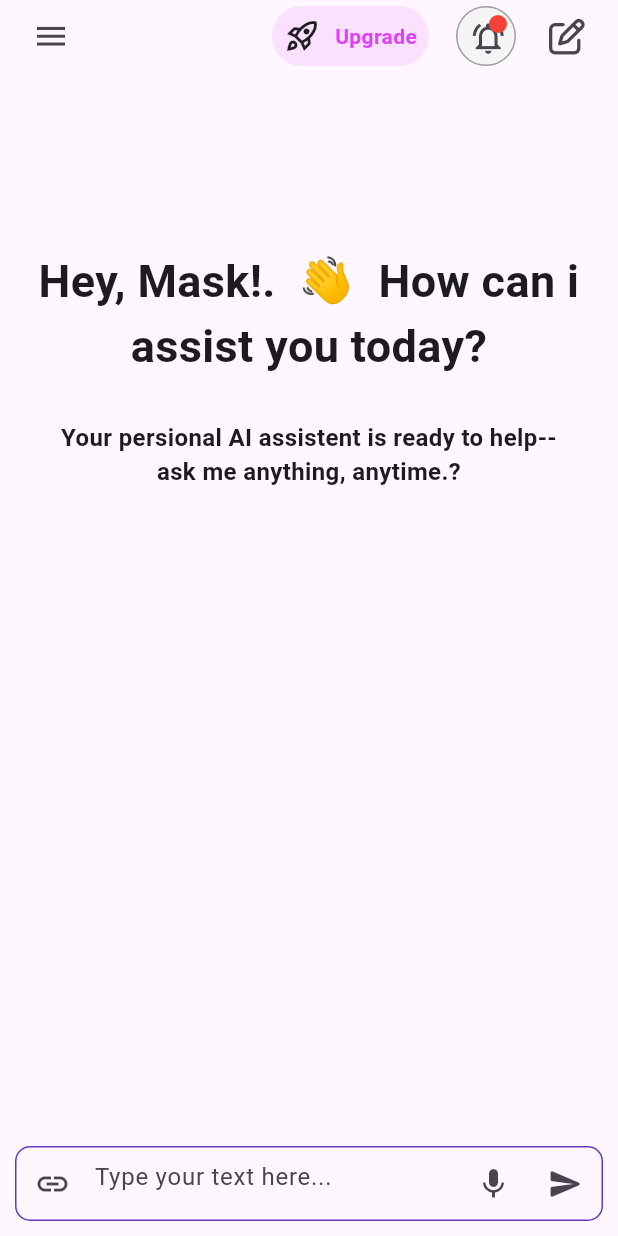
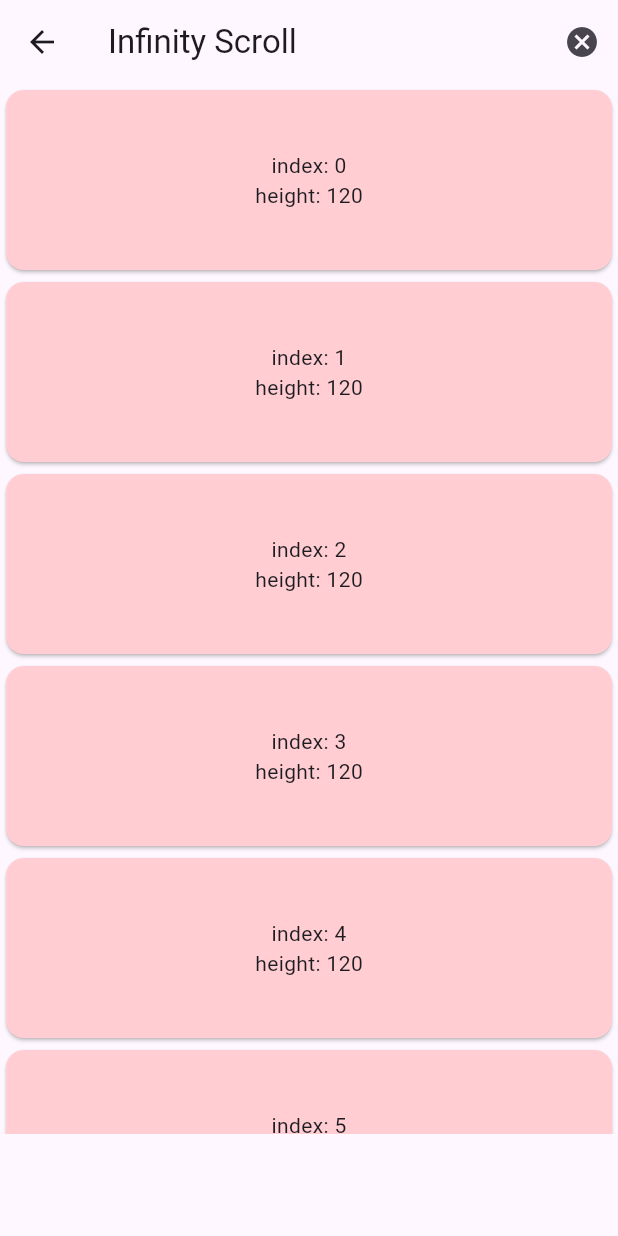
Before and after one commit to romjanali01673/ai-application, a Flutter app: the HelloScreen screen opened directly, after a tap on the "notifications active" icon, on a phone screen of 412 x 824 dp. Run offline on Flutter 3.47's test engine with Material 3 defaults, Android fonts, the phone set to English and light mode, and no system bars; our stand-ins replace cherry_toast, dio, font_awesome_flutter, get, shared_preferences; accounts and stored records are empty; network calls fail.

Commit message:
try to implement infinity Scroll view

```diff
--- a/lib/data/datasources/local/authentication_data.dart
+++ b/lib/data/datasources/local/authentication_data.dart
@@ -8,9 +8,9 @@ class AuthenticationLocalData {
   late SharedPreferences sharedPreferences;
   AuthenticationLocalData._();
 
-  static Future<AuthenticationLocalData> instance()async{
+  static AuthenticationLocalData instance(){
     _instance??= AuthenticationLocalData._();
-    await _instance!.initialize();
+    _instance!.initialize();
     return _instance!;
   }
 
--- a/lib/data/datasources/local/user_data.dart
+++ b/lib/data/datasources/local/user_data.dart
@@ -12,10 +12,10 @@ class UserLocalData{
   // constractor
   UserLocalData._();
 
-  static Future<UserLocalData> instance()async{
+  static UserLocalData instance(){
 
     _instance??= UserLocalData._();
-    await _instance!.initialize();
+    _instance!.initialize();
     return _instance!;
   }
 
--- a/lib/main.dart
+++ b/lib/main.dart
@@ -1,7 +1,9 @@
 
 
+import 'package:ai_application/data/datasources/local/authentication_data.dart';
+import 'package:ai_application/data/datasources/local/user_data.dart';
 import 'package:ai_application/presentation/pages/hello_screen.dart';
-import 'package:ai_application/presentation/pages/splash_screen.dart';
+import 'package:ai_application/splash_screen.dart';
 import 'package:ai_application/presentation/controller/c_user.dart';
 import 'package:flutter/material.dart';
 import 'package:get/get_navigation/get_navigation.dart';
@@ -11,6 +13,12 @@ final GlobalKey<NavigatorState> navigatorkey = GlobalKey<NavigatorState>();
 void main()async {
   WidgetsFlutterBinding.ensureInitialized();
 
+  // if we did not called the class's instance may we get an error,
+  // bacause sharedPreferences instance return Future instance,
+  // it's take few moment, if i try to perform a opration after fully assign the shared preference instance, it's throw an error.
+  await UserLocalData.instance().initialize();
+  await AuthenticationLocalData.instance().initialize();
+  // await Future.delayed(Duration(milliseconds: 10));
 
   runApp(
     MultiProvider(
@@ -29,7 +37,7 @@ class MyApp extends StatelessWidget {
   @override
   Widget build(BuildContext context) {
     return GetMaterialApp(
-      scaffoldMessengerKey: rootScaffoldMessengerKey,
+      // scaffoldMessengerKey: rootScaffoldMessengerKey,
       navigatorKey: navigatorkey,
       debugShowCheckedModeBanner: false,
       title: 'Flutter Demo',
@@ -41,6 +49,3 @@ class MyApp extends StatelessWidget {
     );
   }
 }
-
-final GlobalKey<ScaffoldMessengerState> rootScaffoldMessengerKey =
-    GlobalKey<ScaffoldMessengerState>();
--- a/lib/presentation/pages/hello_screen.dart
+++ b/lib/presentation/pages/hello_screen.dart
@@ -1,3 +1,4 @@
+import 'package:ai_application/presentation/pages/infinity_scroll.dart';
 import 'package:ai_application/presentation/widgets/bottom_sheet.dart';
 import 'package:ai_application/presentation/widgets/helper_method.dart';
 import 'package:ai_application/presentation/pages/history_screen.dart';
@@ -67,7 +68,7 @@ class HelloScreen extends StatelessWidget {
                               Center(
                                 child: IconButton(
                                   onPressed: (){
-
+                                    Get.to(()=>InfinityScroll());
                                   },
                                   icon: Icon(Icons.notifications_active_outlined),
                                   iconSize: 25,
--- /dev/null
+++ b/lib/presentation/pages/infinity_scroll.dart
@@ -0,0 +1,106 @@
+import 'dart:math';
+
+import 'package:flutter/material.dart';
+import 'package:http/http.dart';
+
+class InfinityScroll extends StatefulWidget {
+  const InfinityScroll({super.key});
+
+  @override
+  State<InfinityScroll> createState() => _InfinityScrollState();
+}
+
+class _InfinityScrollState extends State<InfinityScroll> {
+  ScrollController _scrollController = ScrollController();
+  List<(int, int)> itemList = [];
+  List<GlobalKey> _itemKeys = [];
+
+  @override
+  void initState() {
+    // TODO: implement initState
+    for (int i = 0; i < 20; i++) {
+      itemList.add((i, Random().nextInt(200) + 100));
+      _itemKeys.add(GlobalKey());
+    }
+    super.initState();
+    WidgetsBinding.instance.addPostFrameCallback((_) {
+      _scrollController.addListener(() {
+        debugPrint(
+          "max: " + _scrollController.position.maxScrollExtent.toString(),
+        );
+        debugPrint("current: " + _scrollController.offset.toString());
+        if ((_scrollController.position.maxScrollExtent - 1000) <= _scrollController.offset) {
+          debugPrint("New Element Added!");
+          int i = itemList.last.$1 + 1;
+          int n = i + 20;
+          for (i; i < n; i++) {
+            itemList.add((i, Random().nextInt(200) + 100));
+            _itemKeys.add(GlobalKey());
+          }
+          setState(() {});
+        }
+        if (itemList.length > 60) {
+          // itemList.removeRange(0,40);
+          // debugPrint("item removed");
+        }
+      });
+    });
+  }
+
+  @override
+  void dispose() {
+    _scrollController.dispose();
+    // TODO: implement dispose
+    super.dispose();
+  }
+
+  @override
+  Widget build(BuildContext context) {
+    return Scaffold(
+      appBar: AppBar(
+        title: Text("Infinity Scroll"),
+        actions: [
+          IconButton(
+            onPressed: () {
+              setState(() {
+                debugPrint("removedvFirst-20");
+                itemList.removeRange(0, 20);
+              });
+            },
+            icon: Icon(Icons.cancel),
+          ),
+        ],
+      ),
+      body: SizedBox(
+        height: 700,
+        child: ListView.builder(
+          controller: _scrollController,
+          itemCount: itemList.length,
+          itemBuilder: (context, index) {
+          // if(index!=0) print("ey : ${(_itemKeys[index==0? 0: index-1].currentContext?.findRenderObject() as RenderBox).size.height}");
+            return Card(
+            key: _itemKeys[index],
+            color: Colors.red.shade100,
+              child: GestureDetector(
+                onTap: () {
+                  // _scrollController.jumpTo(100);
+                },
+                child: Container(
+                  height: itemList[index].$2.toDouble(),
+                  width: double.maxFinite,
+                  child: Column(
+                    mainAxisAlignment: MainAxisAlignment.center,
+                    children: [
+                      Text("index: ${itemList[index].$1}"),
+                      Text("height: ${itemList[index].$2}"),
+                    ],
+                  ),
+                ),
+              ),
+            );
+          },
+        ),
+      ),
+    );
+  }
+}
--- a/lib/presentation/pages/login_screen.dart
+++ b/lib/presentation/pages/login_screen.dart
@@ -33,13 +33,12 @@ class LoginScreen extends StatelessWidget {
         },
         child: Text("Login"),),
     );
-
   }
 
   Future<void> login()async{
     int id = 1;
-    AuthenticationLocalData  authlocaldata = await AuthenticationLocalData.instance();
-    UserLocalData  userLocalData = await UserLocalData.instance();
+    AuthenticationLocalData  authlocaldata = AuthenticationLocalData.instance();
+    UserLocalData  userLocalData =  UserLocalData.instance();
     DioApiServices dioApiServices = DioApiServices.instance;
       Response<dynamic> response = await dioApiServices.makeRequest(
         method: HTTPMethod.get,
```
Also changed, not shown: lib/presentation/pages/history_screen.dart (+4 -4 lines), lib/presentation/pages/splash_screen.dart (deleted, +0 -32 lines), lib/splash_screen.dart (added, +40 -0 lines).
